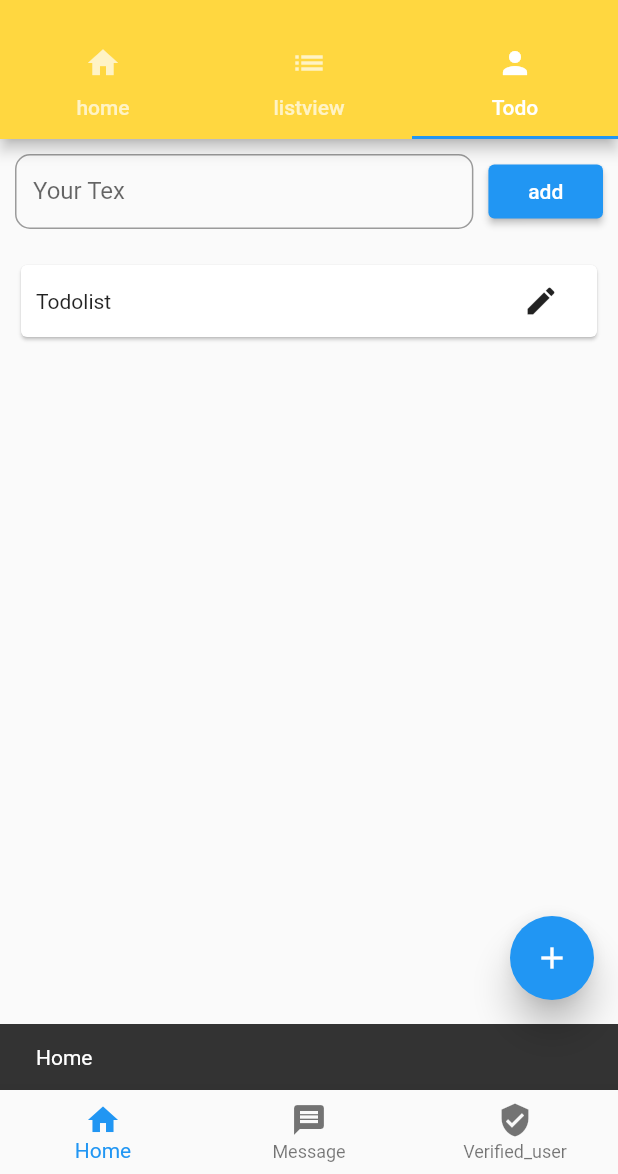
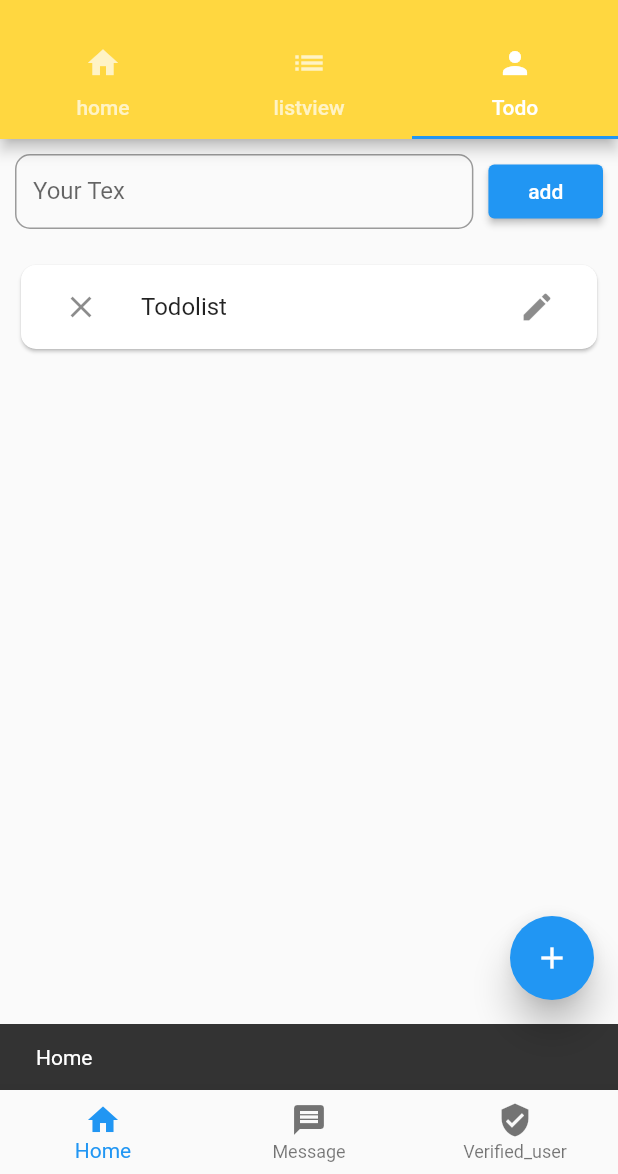
Before and after one commit to mdmahdihasan50/flutter_class_with_ostad, a Flutter app: the screen it shows after launch, tab 3 chosen, on a phone screen of 412 x 824 dp, the part 62-1236 px from its top. Run offline on Flutter 3.47's test engine with Material 2 defaults, Android fonts, the phone set to English and light mode, and no system bars; our stand-ins replace fluttertoast; network calls fail.

Commit message:
Update Todo.dart

```diff
--- a/lib/Fragment/Todo.dart
+++ b/lib/Fragment/Todo.dart
@@ -68,9 +68,14 @@ class _TodoState extends State<Todo> {
               child: ListView.builder(
                 itemCount: Todolist.length,
                 itemBuilder: (context, index) {
-                return GestureDetector(
+                return Card(
+                  shape: RoundedRectangleBorder(borderRadius: BorderRadius.circular(10)),
+                  child: ListTile(
+                    onTap: () {
+                      int iteamn=index+1;
+                      toast('iteam= $iteamn', Colors.green);
+                    },
                     onLongPress: () {
-
                         showDialog(context: context, builder: (context) {
                           return AlertDialog(
 
@@ -102,21 +107,13 @@ class _TodoState extends State<Todo> {
                         },);
 
                       },
-                  child: Card(
-                    child: Row(
-                        children: [
-                          SizedBox(width: 10,),
-                          Expanded(flex: 8,
-                              child: Text(Todolist[index])),
-                          Expanded(
-                              flex: 2,
-                              child: IconButton(onPressed: () {
+                    title: Text(Todolist[index]),
+                      leading: IconButton(onPressed: () {
 
-
+                      }, icon: Icon(Icons.close)),
+                    trailing: IconButton(onPressed: () {
 
                     }, icon: Icon(Icons.edit)),
-
-                          )]),
                   ),
                 );
               },),
```
Lines whose indentation alone changed are shown as unchanged.
